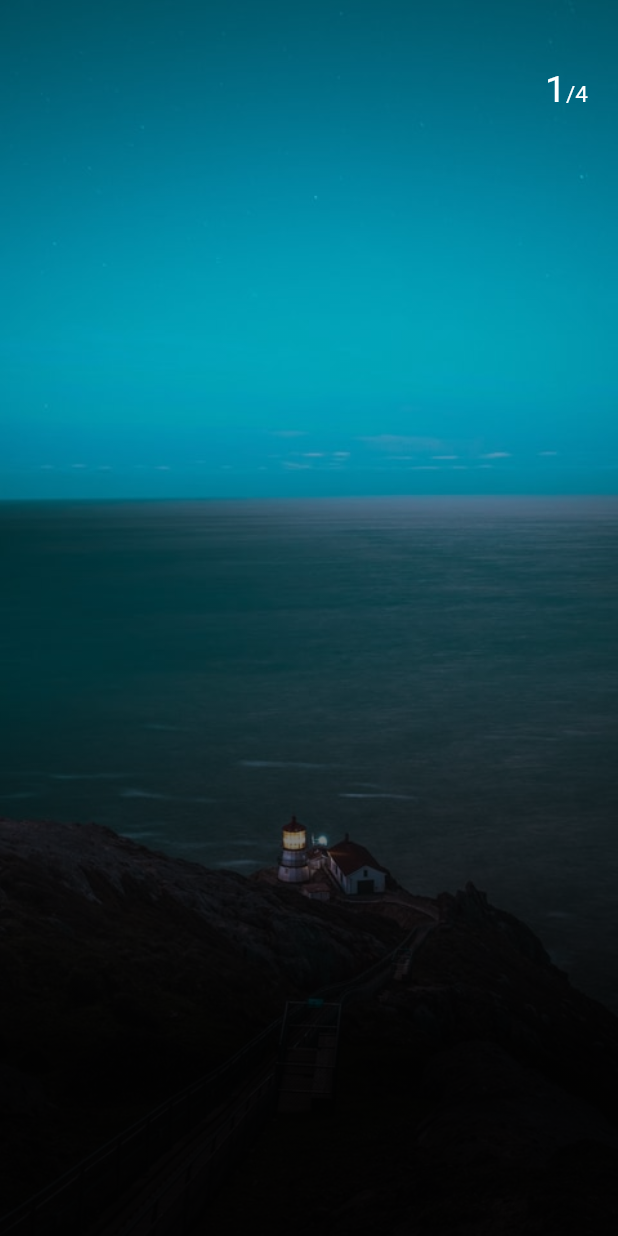
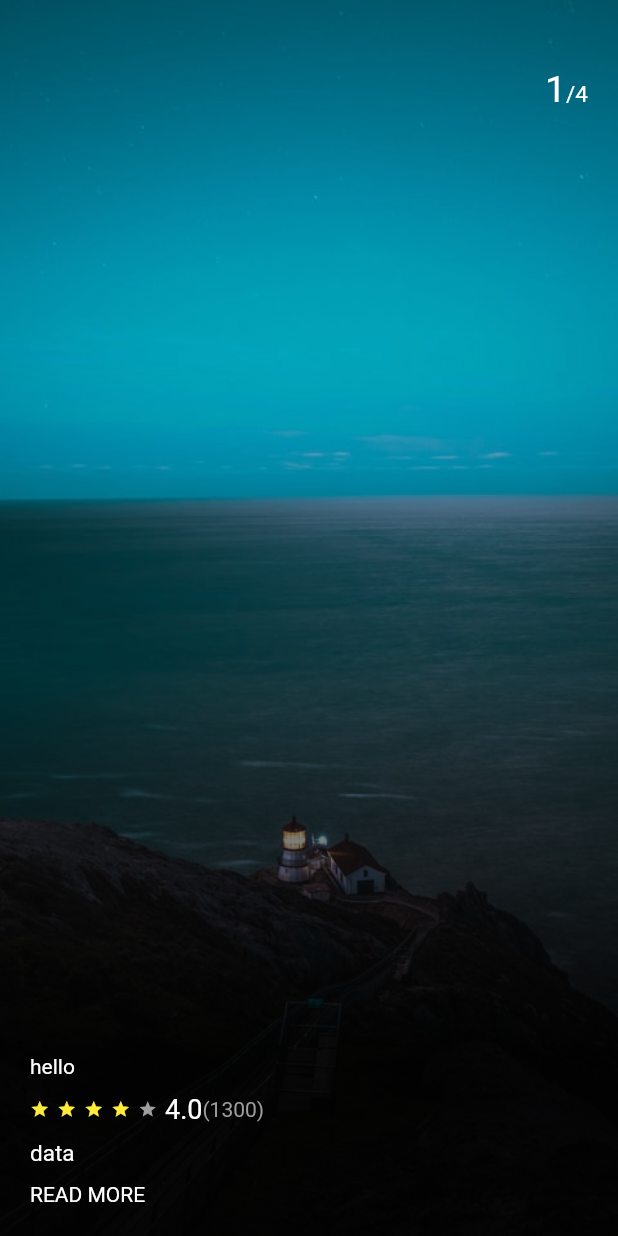
Before and after one commit to FlutterUI-archive/Trip, a Flutter app: the screen it shows after launch, on a phone screen of 412 x 824 dp. Run offline on Flutter 3.47's test engine with Material 2 defaults, Android fonts, the phone set to English and light mode, and no system bars; statements that could not run were skipped.

Commit message:
Added all the elements in bottom section

```diff
--- a/lib/main.dart
+++ b/lib/main.dart
@@ -34,12 +34,12 @@ class _HomePageState extends State<HomePage> {
     return Scaffold(
         body: PageView(
       children: [
-        makePage(page: 1, image: "assets/images/one.jpg"),
+        makePage(page: 1, image: "assets/images/one.jpg", title: "Place 1", description: ),
       ],
     ));
   }
 
-  Widget makePage({page, image}) {
+  Widget makePage({page, image, title, description}) {
     return Container(
       decoration: BoxDecoration(
         image: DecorationImage(image: AssetImage(image), fit: BoxFit.cover),
@@ -71,7 +71,69 @@ class _HomePageState extends State<HomePage> {
               ),
               Expanded(
                   child: Column(
-                children: [],
+                mainAxisAlignment: MainAxisAlignment.end,
+                crossAxisAlignment: CrossAxisAlignment.start,
+                children: [
+                  Text(
+                    "hello",
+                    style: TextStyle(color: Colors.white),
+                  ),
+                  SizedBox(height: 10),
+                  Row(
+                    children: [
+                      Padding(
+                        padding: EdgeInsets.only(right: 5.0),
+                        child: Icon(
+                          Icons.star,
+                          color: Colors.yellow,
+                          size: 13,
+                        ),
+                      ),
+                      Padding(
+                        padding: EdgeInsets.only(right: 5.0),
+                        child: Icon(
+                          Icons.star,
+                          color: Colors.yellow,
+                          size: 13,
+                        ),
+                      ),
+                      Padding(
+                        padding: EdgeInsets.only(right: 5.0),
+                        child: Icon(
+                          Icons.star,
+                          color: Colors.yellow,
+                          size: 13,
+                        ),
+                      ),
+                      Padding(
+                        padding: EdgeInsets.only(right: 5.0),
+                        child: Icon(
+                          Icons.star,
+                          color: Colors.yellow,
+                          size: 13,
+                        ),
+                      ),
+                      Padding(
+                        padding: EdgeInsets.only(right: 5.0),
+                        child: Icon(
+                          Icons.star,
+                          color: Colors.grey,
+                          size: 13,
+                        ),
+                      ),
+                      Text(
+                        "4.0",
+                        style: TextStyle(color: Colors.white, fontSize: 18),
+                      ),
+                      Text("(1300)", style: TextStyle(color: Colors.grey))
+                    ],
+                  ),
+                  SizedBox(height: 10),
+                  Text("data",
+                      style: TextStyle(color: Colors.white, fontSize: 15)),
+                  SizedBox(height: 10),
+                  Text("READ MORE", style: TextStyle(color: Colors.white))
+                ],
               ))
             ],
           ),
```
